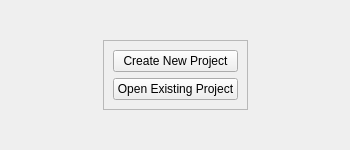
Above: ui_files/welcome.ui from npeersab/Universal-Data-Comparator before the change. Below: the same form after it.
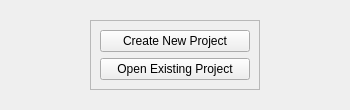
That is the form after the change.

What changed in the file:
```diff
--- a/ui_files/welcome.ui
+++ b/ui_files/welcome.ui
@@ -10,13 +10,13 @@
     <x>0</x>
     <y>0</y>
     <width>350</width>
-    <height>150</height>
+    <height>110</height>
    </rect>
   </property>
   <property name="maximumSize">
    <size>
     <width>350</width>
-    <height>150</height>
+    <height>110</height>
    </size>
   </property>
   <property name="windowTitle">
@@ -60,9 +60,24 @@
      <layout class="QVBoxLayout" name="verticalLayout">
       <item>
        <widget class="QPushButton" name="create_button">
+        <property name="minimumSize">
+         <size>
+          <width>150</width>
+          <height>0</height>
+         </size>
+        </property>
+        <property name="autoFillBackground">
+         <bool>false</bool>
+        </property>
         <property name="text">
          <string>Create New Project</string>
         </property>
+        <property name="shortcut">
+         <string>Ctrl+N</string>
+        </property>
+        <property name="flat">
+         <bool>false</bool>
+        </property>
        </widget>
       </item>
       <item>
@@ -73,9 +88,18 @@
           <verstretch>0</verstretch>
          </sizepolicy>
         </property>
+        <property name="autoFillBackground">
+         <bool>false</bool>
+        </property>
         <property name="text">
          <string>Open Existing Project</string>
         </property>
+        <property name="shortcut">
+         <string>Ctrl+O</string>
+        </property>
+        <property name="flat">
+         <bool>false</bool>
+        </property>
        </widget>
       </item>
      </layout>
```
Left out of the diff: 2 changed lines with no effect on the pictures.
